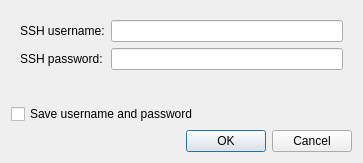
Before: the Qt Designer form ui_dev/sshauth.ui in naruxde/revpicommander, drawn with Qt 5.
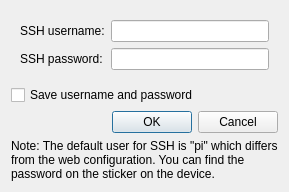
After: the same form once the commit is applied.

Commit message:
New async connection management with user feedback
The fist connection uses the configured timeout of the revpi settings
object.
While the first connection, the user will see a connecting dialog, to
show we are alive and are working. The old behavior was a freezing UI.

What changed in the file:
```diff
--- a/ui_dev/sshauth.ui
+++ b/ui_dev/sshauth.ui
@@ -9,14 +9,17 @@
    <rect>
     <x>0</x>
     <y>0</y>
-    <width>363</width>
-    <height>163</height>
+    <width>331</width>
+    <height>225</height>
    </rect>
   </property>
   <property name="windowTitle">
    <string>SSH authentication</string>
   </property>
-  <layout class="QVBoxLayout" name="verticalLayout">
+  <layout class="QVBoxLayout" name="verticalLayout" stretch="0,0,0,1">
+   <property name="sizeConstraint">
+    <enum>QLayout::SetFixedSize</enum>
+   </property>
    <item>
     <widget class="QWidget" name="wid_password" native="true">
      <layout class="QFormLayout" name="formLayout">
@@ -67,6 +70,22 @@
      </property>
     </widget>
    </item>
+   <item>
+    <widget class="QLabel" name="lbl_info">
+     <property name="sizePolicy">
+      <sizepolicy hsizetype="Expanding" vsizetype="Expanding">
+       <horstretch>0</horstretch>
+       <verstretch>0</verstretch>
+      </sizepolicy>
+     </property>
+     <property name="text">
+      <string>Note: The default user for SSH is &quot;pi&quot; which differs from the web configuration. You can find the password on the sticker on the device.</string>
+     </property>
+     <property name="wordWrap">
+      <bool>true</bool>
+     </property>
+    </widget>
+   </item>
   </layout>
  </widget>
  <resources/>
```
The commit also changes 9 other files.
